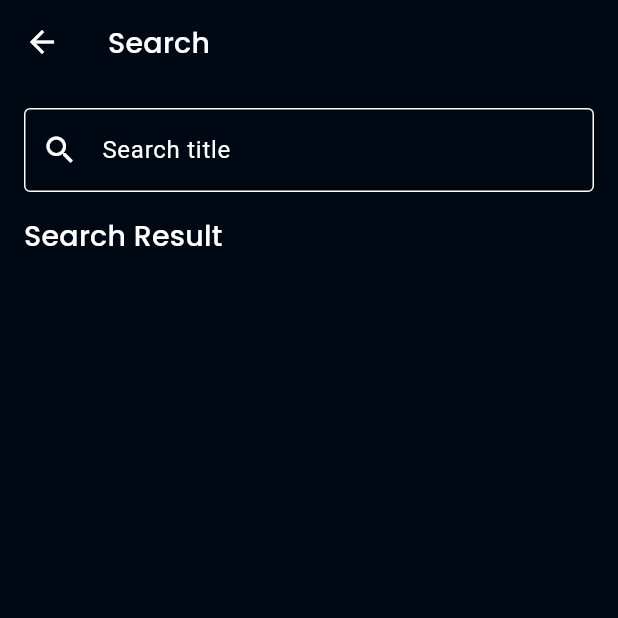
After one commit to jiwomdf/Flutter_TV_Series, a Flutter app: the SearchScreen screen opened by its route, on a phone screen of 412 x 824 dp, the top half of it. The commit adds this screen. Run offline on Flutter 3.47's test engine with Material 3 defaults, Android fonts, the phone set to English and light mode, and no system bars; our stand-ins replace cached_network_image, dartz, equatable, flutter_rating_bar, get_it, google_fonts and 1 more; accounts and stored records are empty; network calls fail.

```diff
--- a/lib/presentation/pages/detail/detail_content_widget.dart
+++ b/lib/presentation/pages/detail/detail_content_widget.dart
@@ -10,7 +10,7 @@ import '../../../domain/entities/genre.dart';
 import '../../../domain/entities/movie.dart';
 import '../../../domain/entities/movie_detail.dart';
 import '../../provider/movie_detail_notifier.dart';
-import 'movie_detail_page.dart';
+import 'movie_detail_screen.dart';
 
 class DetailContent extends StatelessWidget {
   final MovieDetail movie;
@@ -158,7 +158,7 @@ class DetailContent extends StatelessWidget {
                                             onTap: () {
                                               Navigator.pushReplacementNamed(
                                                 context,
-                                                MovieDetailPage.ROUTE_NAME,
+                                                MovieDetailScreen.ROUTE_NAME,
                                                 arguments: movie.id,
                                               );
                                             },
--- a/lib/presentation/pages/home/movie_list_widget.dart
+++ b/lib/presentation/pages/home/movie_list_widget.dart
@@ -2,7 +2,7 @@ import 'package:cached_network_image/cached_network_image.dart';
 import 'package:flutter/material.dart';
 import '../../../common/constants.dart';
 import '../../../domain/entities/movie.dart';
-import '../detail/movie_detail_page.dart';
+import '../detail/movie_detail_screen.dart';
 
 class MovieList extends StatelessWidget {
   final List<Movie> movies;
@@ -21,7 +21,7 @@ class MovieList extends StatelessWidget {
             padding: const EdgeInsets.all(8),
             child: InkWell(
               onTap: () {
-                Navigator.pushNamed(context, MovieDetailPage.ROUTE_NAME, arguments: movie.id);
+                Navigator.pushNamed(context, MovieDetailScreen.ROUTE_NAME, arguments: movie.id);
               },
               child: ClipRRect(
                 borderRadius: BorderRadius.all(Radius.circular(16)),
--- /dev/null
+++ b/lib/presentation/pages/search/search_screen.dart
@@ -0,0 +1,61 @@
+import 'package:flutter/material.dart';
+import 'package:flutter_tv_series/common/state_enum.dart';
+import 'package:flutter_tv_series/domain/entities/movie.dart';
+import 'package:provider/provider.dart';
+import '../../../common/constants.dart';
+import '../../provider/movie_search_notifier.dart';
+import 'movie_card_widget.dart';
+
+class SearchScreen extends StatelessWidget {
+  static const ROUTE_NAME = '/search';
+
+  @override
+  Widget build(BuildContext context) {
+    return Scaffold(
+      appBar: AppBar(
+        title: Text('Search'),
+      ),
+      body: Padding(
+        padding: const EdgeInsets.all(16.0),
+        child: Column(
+          crossAxisAlignment: CrossAxisAlignment.start,
+          children: [
+            TextField(
+              onSubmitted: (query) {
+                Provider.of<MovieSearchNotifier>(context, listen: false)
+                    .fetchMovieSearch(query);
+              },
+              decoration: InputDecoration(
+                hintText: 'Search title',
+                prefixIcon: Icon(Icons.search),
+                border: OutlineInputBorder(),
+              ),
+              textInputAction: TextInputAction.search,
+            ),
+            SizedBox(height: 16),
+            Text('Search Result', style: kHeading6),
+            Consumer<MovieSearchNotifier>(
+              builder: (context, data, child) {
+                final searchState = data.searchState;
+                return switch (searchState) {
+                  LoadingState<List<Movie>>() => Center(child: CircularProgressIndicator()),
+                  ErrorState<List<Movie>>() => Expanded(child: Container()),
+                  SuccessState<List<Movie>>() => Expanded(
+                  child: ListView.builder(
+                    padding: const EdgeInsets.all(8),
+                      itemBuilder: (context, index) {
+                        final movie = searchState.value[index];
+                        return MovieCard(movie);
+                      },
+                    itemCount: searchState.value.length,
+                  )
+                ),
+                };
+              },
+            ),
+          ],
+        ),
+      ),
+    );
+  }
+}
--- a/lib/presentation/provider/movie_search_notifier.dart
+++ b/lib/presentation/provider/movie_search_notifier.dart
@@ -9,24 +9,21 @@ class MovieSearchNotifier extends ChangeNotifier {
 
   MovieSearchNotifier({required this.searchMovies});
 
-  SealedState<List<Movie>> _state = SealedState.loading();
-    get state => _state;
-
-  List<Movie> _searchResult = [];
-    get searchResult => _searchResult;
+  SealedState<List<Movie>> _searchState = SealedState.success([]);
+  SealedState<List<Movie>> get searchState => _searchState;
 
   Future<void> fetchMovieSearch(String query) async {
-    _state = SealedState.loading();
+    _searchState = SealedState.loading();
     notifyListeners();
 
     final result = await searchMovies.execute(query);
     result.fold(
       (failure) {
-        _state = SealedState.error(failure.message);
+        _searchState = SealedState.error(failure.message);
         notifyListeners();
       },
       (data) {
-        _state = SealedState.success(data);
+        _searchState = SealedState.success(data);
         notifyListeners();
       },
     );
--- a/lib/presentation/provider/watchlist_movie_notifier.dart
+++ b/lib/presentation/provider/watchlist_movie_notifier.dart
@@ -7,7 +7,7 @@ import '../../domain/usecases/get_watchlist_movies.dart';
 class WatchlistMovieNotifier extends ChangeNotifier {
 
   SealedState<List<Movie>> _watchlistState = SealedState.loading();
-    get watchlistState => _watchlistState;
+  SealedState<List<Movie>> get watchlistState => _watchlistState;
 
   WatchlistMovieNotifier({required this.getWatchlistMovies});
 
```
Also changed, not shown: lib/main.dart (+13 -6 lines), lib/presentation/pages/detail/movie_detail_screen.dart (renamed from lib/presentation/pages/detail/movie_detail_page.dart, +4 -4 lines), lib/presentation/pages/home/home_movie_screen.dart (renamed from lib/presentation/pages/home/home_movie_page.dart, +58 -48 lines), lib/presentation/pages/search/movie_card_widget.dart (added, +75 -0 lines), lib/presentation/pages/watchlist/watchlist_movies_screen.dart (added, +75 -0 lines).
